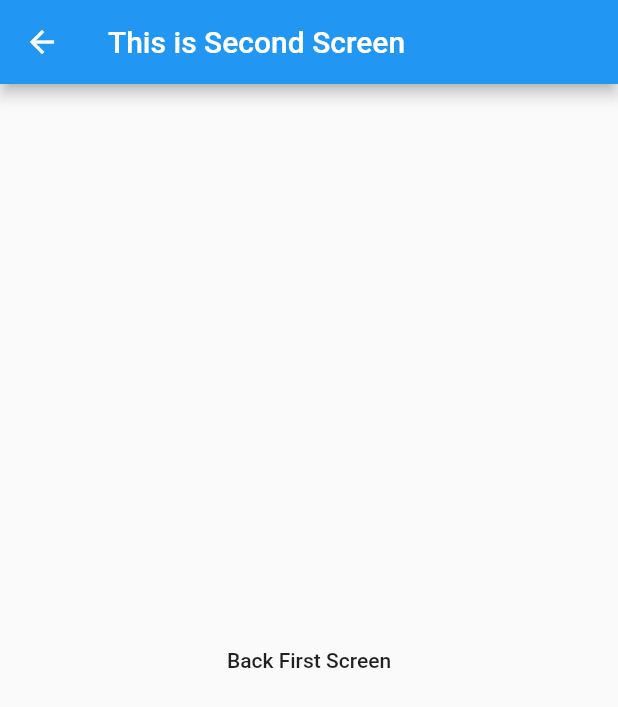
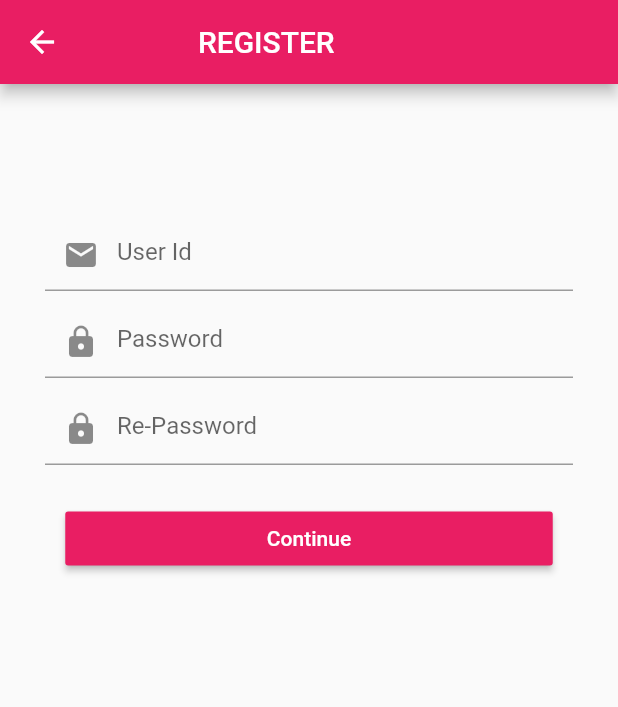
Before and after one commit to khingbmc/flutter_assignment, a Flutter app: the RegistScreen screen opened directly, on a phone screen of 412 x 824 dp. Shown: the top 707 px of the screen. Run offline on Flutter 3.47's test engine with Material 2 defaults, Android fonts, the phone set to English and light mode, and no system bars.

Commit message:
create home screen

```diff
--- a/flutter_assignment/lib/src/screen/home_screen.dart
+++ b/flutter_assignment/lib/src/screen/home_screen.dart
@@ -8,23 +8,58 @@ class HomeScreen extends StatefulWidget{
   }
 }
 
-class HomeScreenState extends State<HomeScreen>{
+class HomeScreenState extends State<HomeScreen> with SingleTickerProviderStateMixin{
 
   Widget build(BuildContext context) {
+    int index = 0;
     // TODO: implement build
-    return Scaffold(
-      appBar: AppBar(
-        title: Text("This is Third Screen"),
+    return MaterialApp(
+      debugShowCheckedModeBanner: false,
+      home: DefaultTabController(
+        length: 5,
+        child: Scaffold(
+          appBar: AppBar(
+            centerTitle: true,
+            title: Text("Home"),
+          ),
+          body: TabBarView(
+            controller: ,
+          ),
+        ),
       ),
-      body: Center(
-        child: FlatButton(
-          child: Text("Back First Screen"),
-          onPressed: (){
-            Navigator.pop(context);
-          },
-        )
-        ,),
     );
   }
 
+  List<Widget> tab = [
+    Center(
+      child: Text("Home",
+      style: TextStyle(fontWeight: FontWeight.bold,fontSize: 80.0),),
+
+    ),
+    Center(child: Text("Notify",
+    style: TextStyle(fontWeight: FontWeight.bold, fontSize: 80.0),),
+
+    ),
+    Center(
+      child: Text("Map",
+    style: TextStyle(fontWeight: FontWeight.bold, fontSize: 80.0),),
+
+    ),
+    Center(
+      child: Text("Profile",
+    style: TextStyle(fontWeight: FontWeight.bold, fontSize: 80.0),),
+
+    ),
+    Center(
+      child: Text("Setup",
+    style: TextStyle(fontWeight: FontWeight.bold, fontSize: 80.0),),
+
+    ),
+  ];
+
+  TabController tabControling;
+
+
+
+
 }
--- a/flutter_assignment/lib/src/screen/register_screen.dart
+++ b/flutter_assignment/lib/src/screen/register_screen.dart
@@ -1,4 +1,6 @@
 import 'package:flutter/material.dart';
+import 'home_screen.dart';
+import 'login_screen.dart';
 
 class RegistScreen extends StatefulWidget{
   @override
@@ -9,22 +11,114 @@ class RegistScreen extends StatefulWidget{
 }
 
 class RegistScreenState extends State<RegistScreen>{
+  TextEditingController user_checking = new TextEditingController();
+  TextEditingController password_checking = new TextEditingController();
+  TextEditingController repassword_checking = new TextEditingController();
+  final scaffoldKey = GlobalKey<ScaffoldState>();
+  Widget build(BuildContext context) {
 
-  Widget build(BuildContext context) {
     // TODO: implement build
-    return Scaffold(
-      appBar: AppBar(
-        title: Text("This is Second Screen"),
+    return Center(
+      child:Scaffold(
+        resizeToAvoidBottomPadding: false,
+        key: scaffoldKey,
+        appBar: AppBar(
+          backgroundColor: Colors.pink,
+        title: Container(
+          padding: EdgeInsets.fromLTRB(60.0, 0.0, 0.0, 0.0),
+          child: Text("REGISTER"),
+        ),
       ),
-      body: Center(
-        child: FlatButton(
-          child: Text("Back First Screen"),
-          onPressed: (){
-            Navigator.pop(context);
-          },
-        )
-        ,),
+      body: Container(
+      margin: EdgeInsets.fromLTRB(0.0, 20.0, 0.0, 10.0),
+                padding: const EdgeInsets.symmetric(horizontal: 30.0, vertical: 30.0),
+      child: Center(
+        child: Form(
+          child: Column(
+            children:<Widget> [
+              emailField(),
+              passwordField(),
+              repasswordField(),
+              submitBtnField()
+          ],
+        ),
+      )
+      ),
+
+    ),
+    )
+    );
+  }
+Widget emailField(){
+    return Container(
+
+      padding: EdgeInsets.only(top: 40.0),
+      child: TextFormField(
+
+        controller: user_checking,
+        keyboardType: TextInputType.emailAddress,
+        decoration: InputDecoration(
+        prefixIcon: Icon(Icons.mail),
+        hintText: 'User Id',
+      ),
+    ),
     );
   }
 
+  Widget passwordField(){
+    return Container(
+
+      padding: EdgeInsets.only(top: 10.0),
+      child: TextFormField(
+        controller: password_checking,
+        decoration: InputDecoration(
+        prefixIcon: Icon(Icons.lock),
+        hintText: 'Password',
+      ),
+      obscureText: true,
+    ),
+    );
+  }
+
+  Widget repasswordField(){
+    return Container(
+
+      padding: EdgeInsets.only(top: 10.0),
+      child: TextFormField(
+        controller: repassword_checking,
+        decoration: InputDecoration(
+        prefixIcon: Icon(Icons.lock),
+        hintText: 'Re-Password',
+      ),
+      obscureText: true,
+    ),
+    );
+  }
+
+  Widget submitBtnField(){
+    return Container(
+      padding: EdgeInsets.only(top: 25.0),
+          child: ButtonTheme(
+            minWidth: 325,
+            child: RaisedButton(
+              textColor: Colors.white,
+              color: Colors.pink.shade500,
+              child: Text('Continue'),
+              onPressed: (){
+                if(user_checking.text.isEmpty || password_checking.text.isEmpty || repassword_checking.text.isEmpty){
+                  scaffoldKey.currentState.showSnackBar(SnackBar(
+                    content: Text('กรุณาระบุข้อมูลให้ครบถ้วน'),));
+                }else if(user_checking.text == "admin"){
+                  scaffoldKey.currentState.showSnackBar(SnackBar(
+                    content: Text('user นี้มีอยู่ในระบบแล้ว'),));
+                }else{
+                  Navigator.push(context,
+                  MaterialPageRoute(builder: (context) => LoginScreen()));
+                }
+              },
+        ),
+          ),
+      );
+  }
+
 }
```
